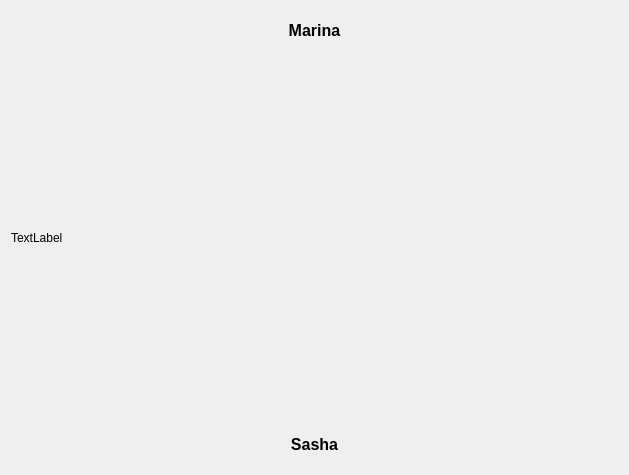
Above: ChessGame/gui/chessgamewidget.ui from vadimpilyugin/cpp_chess before the change. Below: the same form after it.
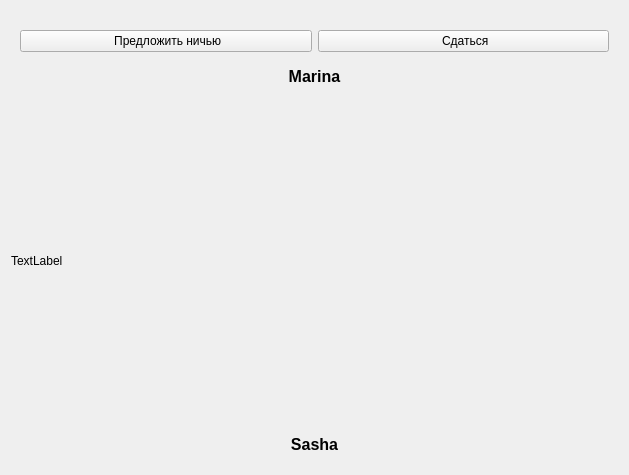
That is the form after the change. Icons and pictures are not drawn.

Diff of the .ui file:
```diff
--- a/ChessGame/gui/chessgamewidget.ui
+++ b/ChessGame/gui/chessgamewidget.ui
@@ -22,6 +22,46 @@
      <property name="bottomMargin">
       <number>10</number>
      </property>
+     <item>
+      <widget class="QWidget" name="widget" native="true">
+       <layout class="QHBoxLayout" name="horizontalLayout_2">
+        <item>
+         <widget class="QPushButton" name="offerDrawButton">
+          <property name="text">
+           <string> Предложить ничью</string>
+          </property>
+          <property name="icon">
+           <iconset resource="images.qrc">
+            <normaloff>:/Images/draw.png</normaloff>:/Images/draw.png</iconset>
+          </property>
+          <property name="iconSize">
+           <size>
+            <width>21</width>
+            <height>21</height>
+           </size>
+          </property>
+         </widget>
+        </item>
+        <item>
+         <widget class="QPushButton" name="giveupButton">
+          <property name="text">
+           <string> Сдаться</string>
+          </property>
+          <property name="icon">
+           <iconset resource="images.qrc">
+            <normaloff>:/Images/giveup.png</normaloff>:/Images/giveup.png</iconset>
+          </property>
+          <property name="iconSize">
+           <size>
+            <width>20</width>
+            <height>20</height>
+           </size>
+          </property>
+         </widget>
+        </item>
+       </layout>
+      </widget>
+     </item>
      <item>
       <widget class="QLabel" name="opponentNameLabel">
        <property name="maximumSize">
```
Left out of the diff: 4 changed lines with no effect on the pictures.
